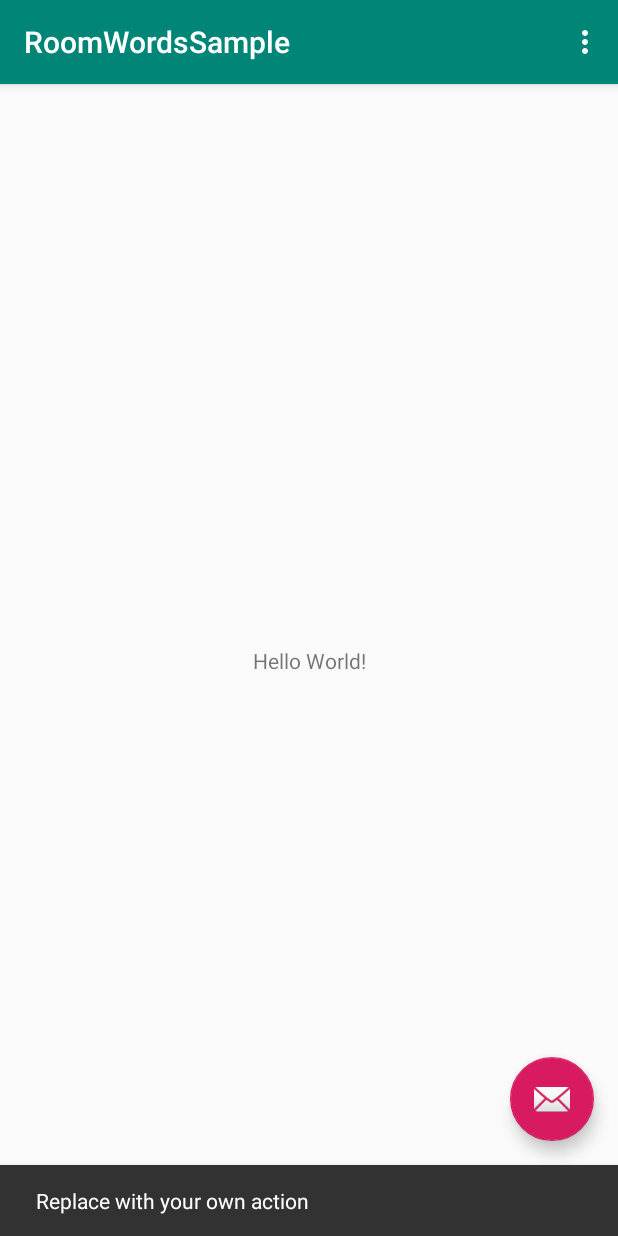
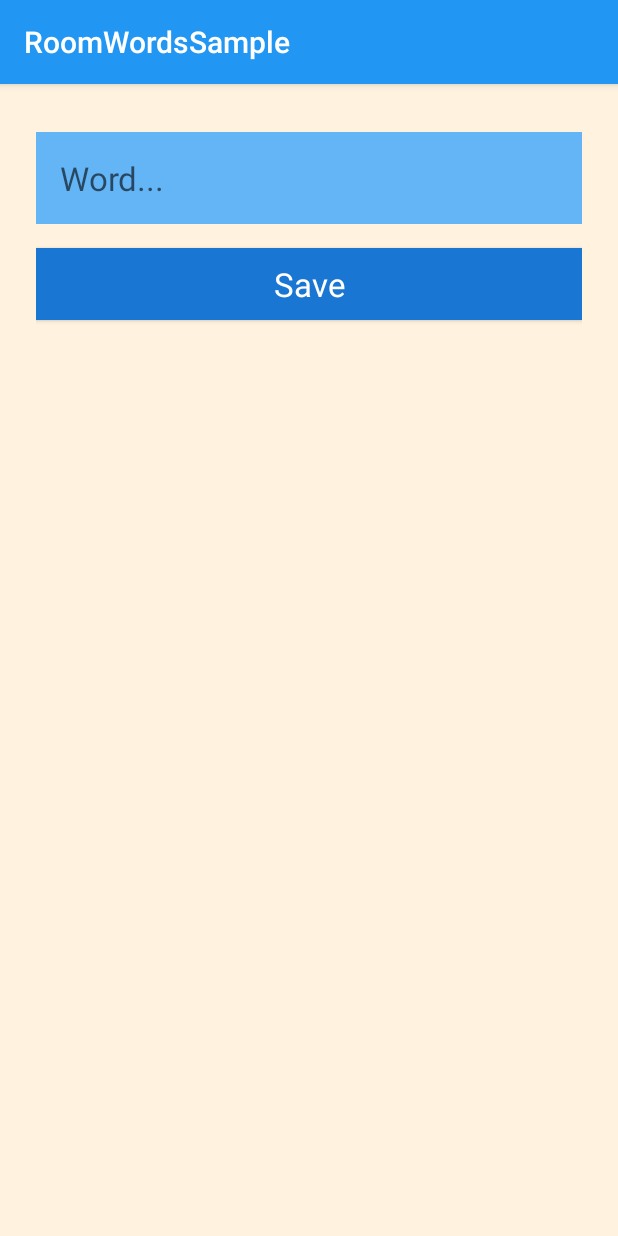
Before and after one commit to TxetxuValverde/roomwordssampleandroid, an Android app: the screen it shows after launch (MainActivity before the commit, NewWordActivity after it), after a tap on an icon or button, on a phone screen of 412 x 824 dp. Run offline under Robolectric (Android 15) with nearby library versions, the phone set to English and light mode, and no system bars; our stand-ins replace Room's generated code; libraries missing offline, so code that uses them is left out: android.arch.persistence.

Commit message:
Lectura e inserción

```diff
--- a/app/build.gradle
+++ b/app/build.gradle
@@ -1,4 +1,6 @@
 apply plugin: 'com.android.application'
+
+android.defaultConfig.vectorDrawables.useSupportLibrary = true
 
 android {
     compileSdkVersion 28
--- a/app/src/main/AndroidManifest.xml
+++ b/app/src/main/AndroidManifest.xml
@@ -9,6 +9,7 @@
         android:roundIcon="@mipmap/ic_launcher_round"
         android:supportsRtl="true"
         android:theme="@style/AppTheme">
+        <activity android:name=".NewWordActivity"></activity>
         <activity
             android:name=".MainActivity"
             android:label="@string/app_name"
--- a/app/src/main/java/com/example/roomwordssample/MainActivity.java
+++ b/app/src/main/java/com/example/roomwordssample/MainActivity.java
@@ -1,15 +1,26 @@
 package com.example.roomwordssample;
 
+import android.arch.lifecycle.Observer;
+import android.arch.lifecycle.ViewModelProviders;
+import android.content.Intent;
 import android.os.Bundle;
+import android.support.annotation.Nullable;
 import android.support.design.widget.FloatingActionButton;
-import android.support.design.widget.Snackbar;
 import android.support.v7.app.AppCompatActivity;
+import android.support.v7.widget.LinearLayoutManager;
+import android.support.v7.widget.RecyclerView;
 import android.support.v7.widget.Toolbar;
-import android.view.View;
 import android.view.Menu;
 import android.view.MenuItem;
+import android.view.View;
+import android.widget.Toast;
+
+import java.util.List;
 
 public class MainActivity extends AppCompatActivity {
+
+    private static final int NEW_WORD_ACTIVITY_REQUEST_CODE = 1;
+    private WordViewModel mWordViewModel;
 
     @Override
     protected void onCreate(Bundle savedInstanceState) {
@@ -22,8 +33,23 @@ public class MainActivity extends AppCompatActivity {
         fab.setOnClickListener(new View.OnClickListener() {
             @Override
             public void onClick(View view) {
-                Snackbar.make(view, "Replace with your own action", Snackbar.LENGTH_LONG)
-                        .setAction("Action", null).show();
+                Intent intent = new Intent(MainActivity.this, NewWordActivity.class);
+                startActivityForResult(intent, NEW_WORD_ACTIVITY_REQUEST_CODE);
+            }
+        });
+
+        RecyclerView recyclerView = findViewById(R.id.recyclerview);
+        final WordListAdapter adapter = new WordListAdapter(this);
+        recyclerView.setAdapter(adapter);
+        recyclerView.setLayoutManager(new LinearLayoutManager(this));
+
+        mWordViewModel = ViewModelProviders.of(this).get(WordViewModel.class);
+
+        mWordViewModel.getAllWords().observe(this, new Observer<List<Word>>() {
+            @Override
+            public void onChanged(@Nullable final List<Word> words) {
+                // Update the cached copy of the words in the adapter.
+                adapter.setWords(words);
             }
         });
     }
@@ -49,4 +75,18 @@ public class MainActivity extends AppCompatActivity {
 
         return super.onOptionsItemSelected(item);
     }
+
+    public void onActivityResult(int requestCode, int resultCode, Intent data) {
+        super.onActivityResult(requestCode, resultCode, data);
+
+        if (requestCode == NEW_WORD_ACTIVITY_REQUEST_CODE && resultCode == RESULT_OK) {
+            Word word = new Word(data.getStringExtra(NewWordActivity.EXTRA_REPLY));
+            mWordViewModel.insert(word);
+        } else {
+            Toast.makeText(
+                    getApplicationContext(),
+                    R.string.empty_not_saved,
+                    Toast.LENGTH_LONG).show();
+        }
+    }
 }
--- /dev/null
+++ b/app/src/main/java/com/example/roomwordssample/NewWordActivity.java
@@ -0,0 +1,38 @@
+package com.example.roomwordssample;
+
+import android.content.Intent;
+import android.os.Bundle;
+import android.support.v7.app.AppCompatActivity;
+import android.text.TextUtils;
+import android.view.View;
+import android.widget.Button;
+import android.widget.EditText;
+
+public class NewWordActivity extends AppCompatActivity {
+    public static final String EXTRA_REPLY =
+            "com.example.android.roomwordssample.REPLY";
+
+    private EditText mEditWordView;
+
+    @Override
+    public void onCreate(Bundle savedInstanceState) {
+        super.onCreate(savedInstanceState);
+        setContentView(R.layout.activity_new_word);
+        mEditWordView = findViewById(R.id.edit_word);
+
+        final Button button = findViewById(R.id.button_save);
+        button.setOnClickListener(new View.OnClickListener() {
+            public void onClick(View view) {
+                Intent replyIntent = new Intent();
+                if (TextUtils.isEmpty(mEditWordView.getText())) {
+                    setResult(RESULT_CANCELED, replyIntent);
+                } else {
+                    String word = mEditWordView.getText().toString();
+                    replyIntent.putExtra(EXTRA_REPLY, word);
+                    setResult(RESULT_OK, replyIntent);
+                }
+                finish();
+            }
+        });
+    }
+}
--- /dev/null
+++ b/app/src/main/java/com/example/roomwordssample/WordDao.java
@@ -0,0 +1,21 @@
+package com.example.roomwordssample;
+
+import android.arch.lifecycle.LiveData;
+import android.arch.persistence.room.Dao;
+import android.arch.persistence.room.Insert;
+import android.arch.persistence.room.Query;
+
+import java.util.List;
+
+@Dao
+public interface WordDao {
+
+    @Insert
+    void insert(Word word);
+
+    @Query("DELETE FROM word_table")
+    void deleteAll();
+
+    @Query("SELECT * from word_table ORDER BY word ASC")
+    LiveData<List<Word>> getAllWords();
+}
--- /dev/null
+++ b/app/src/main/java/com/example/roomwordssample/WordListAdapter.java
@@ -0,0 +1,58 @@
+package com.example.roomwordssample;
+
+import android.content.Context;
+import android.support.v7.widget.RecyclerView;
+import android.view.LayoutInflater;
+import android.view.View;
+import android.view.ViewGroup;
+import android.widget.TextView;
+
+import java.util.List;
+
+public class WordListAdapter extends RecyclerView.Adapter<WordListAdapter.WordViewHolder> {
+
+    private final LayoutInflater mInflater;
+    private List<Word> mWords; // Cached copy of words
+
+    WordListAdapter(Context context) { mInflater = LayoutInflater.from(context); }
+
+    @Override
+    public WordViewHolder onCreateViewHolder(ViewGroup parent, int viewType) {
+        View itemView = mInflater.inflate(R.layout.recyclerview_item, parent, false);
+        return new WordViewHolder(itemView);
+    }
+
+    @Override
+    public void onBindViewHolder(WordViewHolder holder, int position) {
+        if (mWords != null) {
+            Word current = mWords.get(position);
+            holder.wordItemView.setText(current.getWord());
+        } else {
+            // Covers the case of data not being ready yet.
+            holder.wordItemView.setText("No Word");
+        }
+    }
+
+    void setWords(List<Word> words){
+        mWords = words;
+        notifyDataSetChanged();
+    }
+
+    // getItemCount() is called many times, and when it is first called,
+    // mWords has not been updated (means initially, it's null, and we can't return null).
+    @Override
+    public int getItemCount() {
+        if (mWords != null)
+            return mWords.size();
+        else return 0;
+    }
+
+    class WordViewHolder extends RecyclerView.ViewHolder {
+        private final TextView wordItemView;
+
+        private WordViewHolder(View itemView) {
+            super(itemView);
+            wordItemView = itemView.findViewById(R.id.textView);
+        }
+    }
+}
--- /dev/null
+++ b/app/src/main/java/com/example/roomwordssample/WordRepository.java
@@ -0,0 +1,42 @@
+package com.example.roomwordssample;
+
+import android.app.Application;
+import android.arch.lifecycle.LiveData;
+import android.os.AsyncTask;
+
+import java.util.List;
+
+public class WordRepository {
+
+    private WordDao mWordDao;
+    private LiveData<List<Word>> mAllWords;
+
+    WordRepository(Application application) {
+        WordRoomDatabase db = WordRoomDatabase.getDatabase(application);
+        mWordDao = db.wordDao();
+        mAllWords = mWordDao.getAllWords();
+    }
+
+    LiveData<List<Word>> getAllWords() {
+        return mAllWords;
+    }
+
+    public void insert (Word word) {
+        new insertAsyncTask(mWordDao).execute(word);
+    }
+
+    private static class insertAsyncTask extends AsyncTask<Word, Void, Void> {
+
+        private WordDao mAsyncTaskDao;
+
+        insertAsyncTask(WordDao dao) {
+            mAsyncTaskDao = dao;
+        }
+
+        @Override
+        protected Void doInBackground(final Word... params) {
+            mAsyncTaskDao.insert(params[0]);
+            return null;
+        }
+    }
+}
--- /dev/null
+++ b/app/src/main/java/com/example/roomwordssample/WordRoomDatabase.java
@@ -0,0 +1,71 @@
+package com.example.roomwordssample;
+
+import android.arch.persistence.db.SupportSQLiteDatabase;
+import android.arch.persistence.room.Database;
+import android.arch.persistence.room.Room;
+import android.arch.persistence.room.RoomDatabase;
+import android.content.Context;
+import android.os.AsyncTask;
+import android.support.annotation.NonNull;
+
+@Database(entities = {Word.class}, version = 1, exportSchema = true)
+public abstract class WordRoomDatabase extends RoomDatabase {
+
+    public abstract WordDao wordDao();
+    private static WordRoomDatabase INSTANCE;
+
+    static WordRoomDatabase getDatabase(final Context context) {
+        if (INSTANCE == null) {
+            synchronized (WordRoomDatabase.class) {
+                if (INSTANCE == null) {
+                    INSTANCE = Room.databaseBuilder(context.getApplicationContext(),
+                            WordRoomDatabase.class, "word_database")
+                            // Wipes and rebuilds instead of migrating
+                            // if no Migration object.
+                            // Migration is not part of this practical.
+                            .fallbackToDestructiveMigration()
+                            .addCallback(sRoomDatabaseCallback)
+                            .build();
+                }
+            }
+        }
+        return INSTANCE;
+    }
+
+    private static RoomDatabase.Callback sRoomDatabaseCallback =
+            new RoomDatabase.Callback(){
+
+                @Override
+                public void onOpen (@NonNull SupportSQLiteDatabase db){
+                    super.onOpen(db);
+                    new PopulateDbAsync(INSTANCE).execute();
+                }
+            };
+
+    /**
+     * Populate the database in the background.
+     */
+    private static class PopulateDbAsync extends AsyncTask<Void, Void, Void> {
+
+        private final WordDao mDao;
+        String[] words = {"dolphin", "crocodile", "cobra"};
+
+        PopulateDbAsync(WordRoomDatabase db) {
+            mDao = db.wordDao();
+        }
+
+        @Override
+        protected Void doInBackground(final Void... params) {
+            // Start the app with a clean database every time.
+            // Not needed if you only populate the database
+            // when it is first created
+            mDao.deleteAll();
+
+            for (int i = 0; i <= words.length - 1; i++) {
+                Word word = new Word(words[i]);
+                mDao.insert(word);
+            }
+            return null;
+        }
+    }
+}
--- /dev/null
+++ b/app/src/main/java/com/example/roomwordssample/WordViewModel.java
@@ -0,0 +1,25 @@
+package com.example.roomwordssample;
+
+import android.app.Application;
+import android.arch.lifecycle.AndroidViewModel;
+import android.arch.lifecycle.LiveData;
+
+import java.util.List;
+
+public class WordViewModel extends AndroidViewModel {
+
+    private WordRepository mRepository;
+
+    private LiveData<List<Word>> mAllWords;
+
+    public WordViewModel (Application application) {
+        super(application);
+        mRepository = new WordRepository(application);
+        mAllWords = mRepository.getAllWords();
+    }
+
+    LiveData<List<Word>> getAllWords() { return mAllWords; }
+
+    public void insert(Word word) { mRepository.insert(word);
+    }
+}
--- a/app/src/main/res/layout/activity_main.xml
+++ b/app/src/main/res/layout/activity_main.xml
@@ -28,6 +28,6 @@
         android:layout_height="wrap_content"
         android:layout_gravity="bottom|end"
         android:layout_margin="@dimen/fab_margin"
-        app:srcCompat="@android:drawable/ic_dialog_email" />
+        app:srcCompat="@drawable/ic_add_black_24dp" />
 
 </android.support.design.widget.CoordinatorLayout>
--- /dev/null
+++ b/app/src/main/res/layout/activity_new_word.xml
@@ -0,0 +1,19 @@
+<?xml version="1.0" encoding="utf-8"?>
+<LinearLayout xmlns:android="http://schemas.android.com/apk/res/android"
+    android:layout_width="match_parent"
+    android:layout_height="match_parent"
+    android:background="@color/colorScreenBackground"
+    android:orientation="vertical"
+    android:padding="24dp">
+
+    <EditText
+        android:id="@+id/edit_word"
+        style="@style/text_view_style"
+        android:hint="@string/hint_word"
+        android:inputType="textAutoComplete" />
+
+    <Button
+        android:id="@+id/button_save"
+        style="@style/button_style"
+        android:text="@string/button_save" />
+</LinearLayout>
--- a/app/src/main/res/layout/content_main.xml
+++ b/app/src/main/res/layout/content_main.xml
@@ -6,15 +6,18 @@
     android:layout_height="match_parent"
     app:layout_behavior="@string/appbar_scrolling_view_behavior"
     tools:context=".MainActivity"
-    tools:showIn="@layout/activity_main">
+    tools:showIn="@layout/activity_main"
 
-    <TextView
-        android:layout_width="wrap_content"
+    android:background="@color/colorScreenBackground">
+
+    <android.support.v7.widget.RecyclerView
+        android:id="@+id/recyclerview"
+        android:layout_width="match_parent"
         android:layout_height="wrap_content"
-        android:text="Hello World!"
-        app:layout_constraintBottom_toBottomOf="parent"
-        app:layout_constraintLeft_toLeftOf="parent"
-        app:layout_constraintRight_toRightOf="parent"
-        app:layout_constraintTop_toTopOf="parent" />
+        android:layout_margin="16dp"
+        app:layout_constraintTop_toTopOf="parent"
+
+        tools:listitem="@layout/recyclerview_item"
+        />
 
 </android.support.constraint.ConstraintLayout>
--- a/app/src/main/res/values/colors.xml
+++ b/app/src/main/res/values/colors.xml
@@ -1,6 +1,10 @@
 <?xml version="1.0" encoding="utf-8"?>
 <resources>
-    <color name="colorPrimary">#008577</color>
-    <color name="colorPrimaryDark">#00574B</color>
-    <color name="colorAccent">#D81B60</color>
+    <color name="colorPrimary">#2196F3</color>
+    <color name="colorPrimaryLight">#64b5f6</color>
+    <color name="colorPrimaryDark">#1976D2</color>
+    <color name="colorAccent">#FFFF9800</color>
+    <color name="colorTextPrimary">@android:color/white</color>
+    <color name="colorScreenBackground">#fff3e0</color>
+    <color name="colorTextHint">#E0E0E0</color>
 </resources>
--- a/app/src/main/res/values/strings.xml
+++ b/app/src/main/res/values/strings.xml
@@ -1,4 +1,7 @@
 <resources>
     <string name="app_name">RoomWordsSample</string>
     <string name="action_settings">Settings</string>
+    <string name="hint_word">Word...</string>
+    <string name="button_save">Save</string>
+    <string name="empty_not_saved">Word not saved because it is empty.</string>
 </resources>
--- a/app/src/main/res/values/styles.xml
+++ b/app/src/main/res/values/styles.xml
@@ -17,4 +17,25 @@
 
     <style name="AppTheme.PopupOverlay" parent="ThemeOverlay.AppCompat.Light" />
 
+    <style name="text_view_style">
+        <item name="android:layout_width">match_parent</item>
+        <item name="android:layout_height">wrap_content</item>
+        <item name="android:textAppearance">
+            @android:style/TextAppearance.Large</item>
+        <item name="android:background">@color/colorPrimaryLight</item>
+        <item name="android:layout_marginTop">8dp</item>
+        <item name="android:layout_gravity">center</item>
+        <item name="android:padding">16dp</item>
+        <item name="android:textColor">@color/colorTextPrimary</item>
+    </style>
+
+    <style name="button_style" parent="android:style/Widget.Material.Button">
+        <item name="android:layout_width">match_parent</item>
+        <item name="android:layout_height">wrap_content</item>
+        <item name="android:background">@color/colorPrimaryDark</item>
+        <item name="android:textAppearance">@android:style/TextAppearance.Large</item>
+        <item name="android:layout_marginTop">16dp</item>
+        <item name="android:textColor">@color/colorTextPrimary</item>
+    </style>
+
 </resources>
```
Also changed, not shown: app/src/main/java/com/example/roomwordssample/Word.java (added, +19 -0 lines), app/src/main/res/drawable/ic_add_black_24dp.xml (added, +9 -0 lines), app/src/main/res/layout/recyclerview_item.xml (added, +14 -0 lines).
